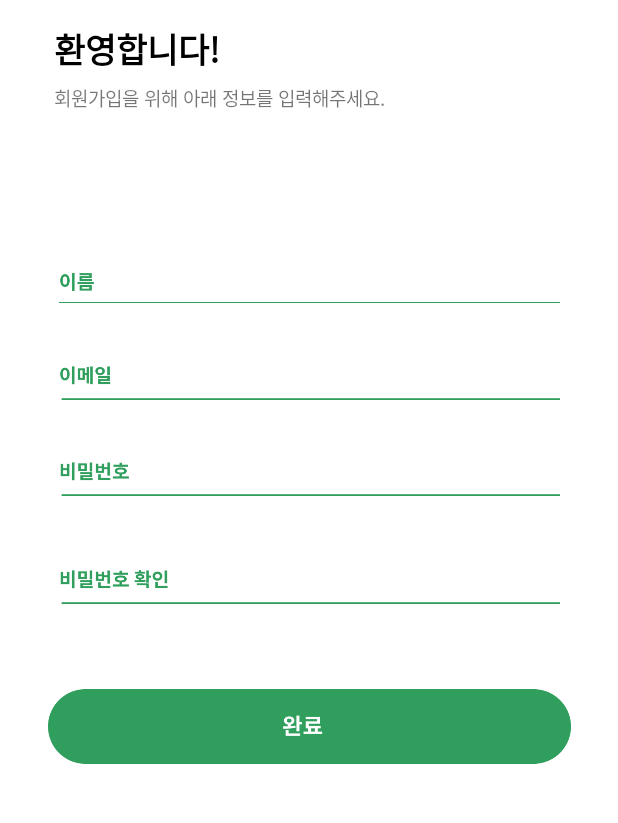
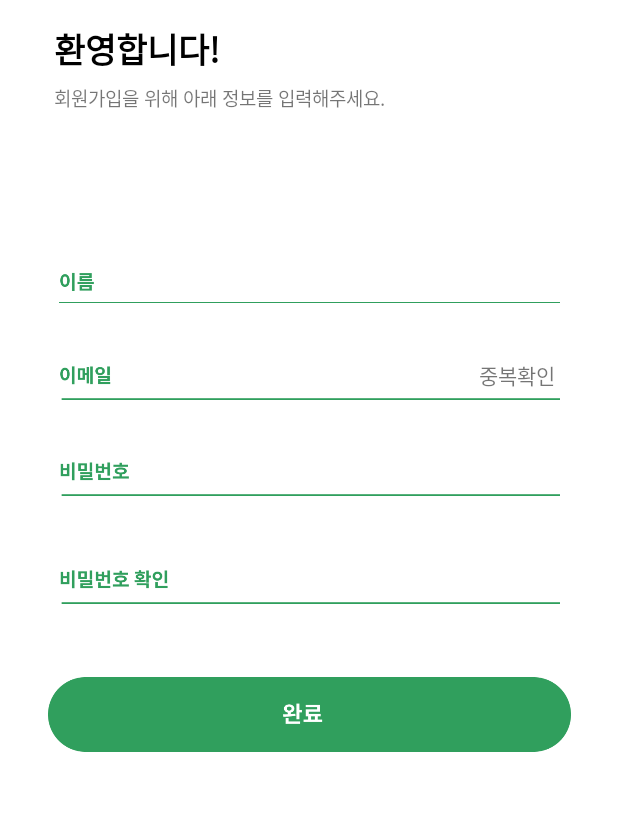
Before and after one commit to leejihyeon240/OneByOne, an Android app: the screen it shows after launch (RegisterActivity), after a tap on an icon or button, on a phone screen of 412 x 824 dp, the part 253-1076 px from its top. Run offline under Robolectric (Android 15) with nearby library versions, the phone set to English and light mode, and no system bars; our stand-ins replace Firebase (no records; nobody signed in at launch, a user with empty details on screens opened directly).

```diff
--- a/app/src/main/java/com/example/onebyone/LoginActivity.kt
+++ b/app/src/main/java/com/example/onebyone/LoginActivity.kt
@@ -5,20 +5,42 @@ import androidx.appcompat.app.AppCompatActivity
 import android.os.Bundle
 import android.widget.EditText
 import android.widget.ImageView
+import android.widget.Toast
+import com.google.firebase.auth.FirebaseAuth
+import com.google.firebase.database.DatabaseReference
+import com.google.firebase.database.FirebaseDatabase
 
 class LoginActivity : AppCompatActivity() {
+
+    private var mFirebaseAuth : FirebaseAuth? = null
+    private lateinit var mDatabaseRef : DatabaseReference
+
     override fun onCreate(savedInstanceState: Bundle?) {
         super.onCreate(savedInstanceState)
         setContentView(R.layout.activity_login)
+
+        //파이어베이스에서 인스턴스 가져오기
+        mFirebaseAuth = FirebaseAuth.getInstance()
+        mDatabaseRef = FirebaseDatabase.getInstance().getReference()
 
         var login_login_btn = findViewById<ImageView>(R.id.login_login_btn)
         var login_register_btn = findViewById<ImageView>(R.id.login_register_btn)
         var login_edt_email = findViewById<EditText>(R.id.login_edt_email)
         var login_edit_pwd = findViewById<EditText>(R.id.login_edit_pwd)
 
+
+
         login_login_btn.setOnClickListener {
-            val intent = Intent(this, MainActivity::class.java)
-            startActivity(intent)
+
+                mFirebaseAuth!!.signInWithEmailAndPassword(login_edt_email.text.toString(), login_edit_pwd.text.toString())!!.addOnCompleteListener(this) {
+                    if (it.isSuccessful) {
+                        var intent = Intent(this, MainActivity::class.java)
+                        startActivity(intent)
+                        finish()
+                    } else {
+                        Toast.makeText(this, "로그인 정보를 확인해주세요", Toast.LENGTH_SHORT).show()
+                    }
+                }
         }
 
 
--- a/app/src/main/res/layout/activity_register.xml
+++ b/app/src/main/res/layout/activity_register.xml
@@ -40,46 +40,16 @@
             android:layout_marginTop="224dp" android:layout_marginStart="36dp"/>
     <ImageView
             android:layout_width="348.57dp"
-            android:layout_height="49.71dp" app:srcCompat="@drawable/login_activity_register_finish_grey"
-            android:id="@+id/register_finish_btn_grey"
+            android:layout_height="49.71dp" app:srcCompat="@drawable/login_activity_register_finish_green"
+            android:id="@+id/register_finish_btn"
             app:layout_constraintStart_toStartOf="parent" app:layout_constraintEnd_toEndOf="parent"
-            tools:layout_editor_absoluteY="628dp" android:visibility="invisible"/>
-    <ImageView
-            android:layout_width="348.57dp"
-            android:layout_height="49.71dp" app:srcCompat="@drawable/login_activity_register_finish_green"
-            android:id="@+id/register_finish_btn_green"
-            app:layout_constraintTop_toTopOf="parent" app:layout_constraintStart_toStartOf="parent"
-            app:layout_constraintEnd_toEndOf="parent" android:layout_marginTop="628dp"/>
-    <EditText
-            android:layout_width="wrap_content"
-            android:layout_height="wrap_content"
-            android:inputType="textPersonName"
-            android:ems="10"
-            android:id="@+id/register_edt_email" tools:layout_editor_absoluteY="413dp"
-            tools:layout_editor_absoluteX="120dp" android:singleLine="false"
-            android:background="@android:color/transparent"/>
+            app:layout_constraintTop_toTopOf="parent" android:layout_marginTop="620dp"/>
     <ImageView
             android:layout_width="334dp"
             android:layout_height="wrap_content" app:srcCompat="@drawable/register_activity_pwd"
             android:id="@+id/imageView21"
             app:layout_constraintTop_toTopOf="parent" android:layout_marginTop="440dp"
             app:layout_constraintStart_toStartOf="parent" app:layout_constraintEnd_toEndOf="parent"/>
-    <EditText
-            android:layout_width="wrap_content"
-            android:layout_height="wrap_content"
-            android:inputType="textPersonName"
-            android:ems="10"
-            android:id="@+id/register_edt_name" tools:layout_editor_absoluteY="347dp"
-            tools:layout_editor_absoluteX="120dp" android:singleLine="false"
-            android:background="@android:color/transparent"/>
-    <EditText
-            android:layout_width="wrap_content"
-            android:layout_height="wrap_content"
-            android:inputType="textPersonName"
-            android:ems="10"
-            android:id="@+id/register_edt_pwd_chk" tools:layout_editor_absoluteY="550dp"
-            tools:layout_editor_absoluteX="120dp" android:singleLine="false"
-            android:background="@android:color/transparent"/>
     <ImageView
             android:layout_width="334dp"
             android:layout_height="wrap_content" app:srcCompat="@drawable/register_activity_emai"
@@ -103,7 +73,46 @@
             android:layout_height="wrap_content"
             android:inputType="textPersonName"
             android:ems="10"
-            android:id="@+id/register_edt_pwd" tools:layout_editor_absoluteY="479dp"
-            tools:layout_editor_absoluteX="120dp" android:singleLine="false"
-            android:background="@android:color/transparent"/>
+            android:id="@+id/register_edt_name"
+            android:singleLine="false"
+            android:background="@android:color/transparent" app:layout_constraintTop_toTopOf="parent"
+            app:layout_constraintStart_toStartOf="parent" app:layout_constraintEnd_toEndOf="parent"
+            android:layout_marginTop="344dp" app:layout_constraintHorizontal_bias="0.594"/>
+    <EditText
+            android:layout_width="192dp"
+            android:layout_height="wrap_content"
+            android:inputType="textPersonName"
+            android:ems="10"
+            android:id="@+id/register_edt_email"
+            android:singleLine="false"
+            android:background="@android:color/transparent" app:layout_constraintTop_toTopOf="parent"
+            app:layout_constraintStart_toStartOf="parent" app:layout_constraintEnd_toEndOf="parent"
+            android:layout_marginTop="408dp" app:layout_constraintHorizontal_bias="0.552"/>
+    <EditText
+            android:layout_width="wrap_content"
+            android:layout_height="wrap_content"
+            android:inputType="textPassword"
+            android:ems="10"
+            android:id="@+id/register_edt_pwd"
+            android:singleLine="false"
+            android:background="@android:color/transparent" app:layout_constraintTop_toTopOf="parent"
+            app:layout_constraintStart_toStartOf="parent" app:layout_constraintEnd_toEndOf="parent"
+            android:layout_marginTop="472dp" app:layout_constraintHorizontal_bias="0.599"/>
+    <EditText
+            android:layout_width="wrap_content"
+            android:layout_height="wrap_content"
+            android:inputType="textPassword"
+            android:ems="10"
+            android:id="@+id/register_edt_pwd_chk"
+            android:singleLine="false"
+            android:background="@android:color/transparent" app:layout_constraintTop_toTopOf="parent"
+            app:layout_constraintStart_toStartOf="parent" app:layout_constraintEnd_toEndOf="parent"
+            android:layout_marginTop="544dp" app:layout_constraintHorizontal_bias="0.599"/>
+    <TextView
+            android:text="중복확인"
+            android:layout_width="wrap_content"
+            android:layout_height="wrap_content" android:id="@+id/tvEmailChk"
+            app:layout_constraintTop_toTopOf="parent" app:layout_constraintStart_toStartOf="parent"
+            app:layout_constraintEnd_toEndOf="parent" android:layout_marginTop="408dp"
+            app:layout_constraintHorizontal_bias="0.884"/>
 </androidx.constraintlayout.widget.ConstraintLayout>
--- a/build.gradle
+++ b/build.gradle
@@ -9,6 +9,9 @@ buildscript {
         classpath "com.android.tools.build:gradle:7.0.0"
         classpath "org.jetbrains.kotlin:kotlin-gradle-plugin:1.5.10"
 
+        //yeonji firebase
+        classpath 'com.google.gms:google-services:4.3.10'
+
         // NOTE: Do not place your application dependencies here; they belong
         // in the individual module build.gradle files
     }
```
Also changed, not shown: app/build.gradle (+18 -1 lines), app/src/main/AndroidManifest.xml (+5 -7 lines), app/src/main/java/com/example/onebyone/RegisterActivity.kt (+85 -7 lines), app/src/main/java/com/example/onebyone/UserAccount.kt (added, +10 -0 lines), app/src/main/res/layout/activity_login.xml (+11 -6 lines), 1 other file.
